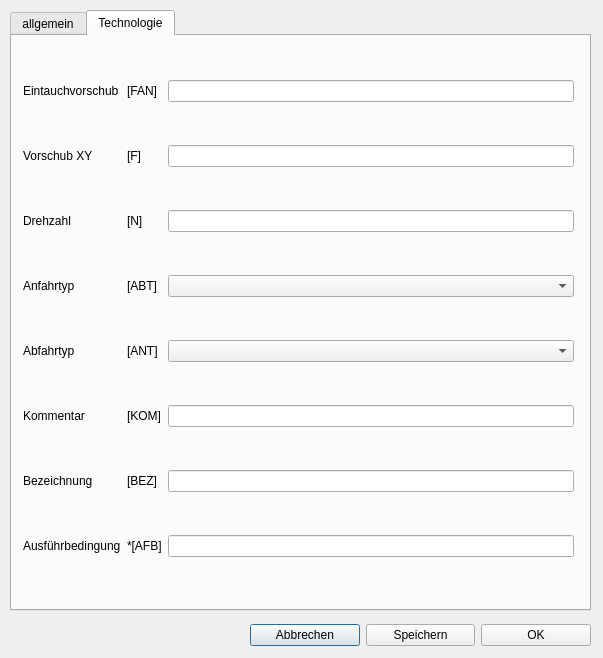
Above: Dialoge/dialog_fraeser_aufruf.ui from TischlerWilly/GCodeGenerator before the change. Below: the same form after it.
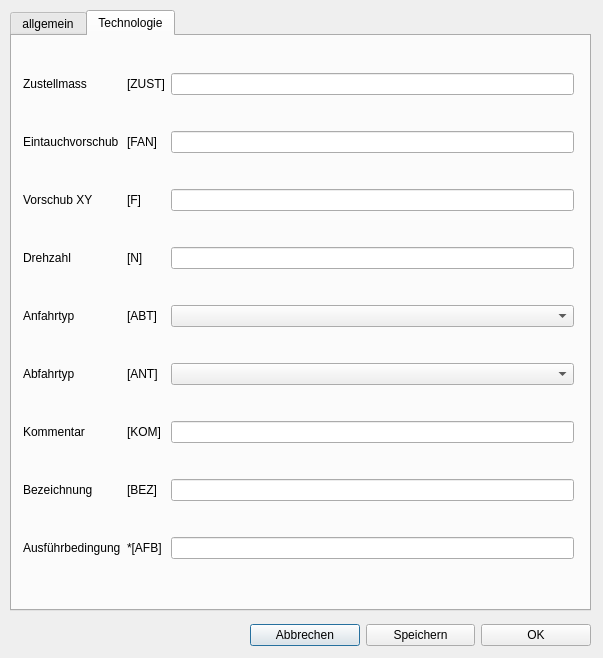
That is the form after the change. The open tabs and pages were chosen to show the change.

```diff
--- a/Dialoge/dialog_fraeser_aufruf.ui
+++ b/Dialoge/dialog_fraeser_aufruf.ui
@@ -188,142 +188,159 @@
       </rect>
      </property>
      <layout class="QGridLayout" name="gridLayout_2">
-      <item row="7" column="1">
+      <item row="5" column="0">
+       <widget class="QLabel" name="label_abftyp">
+        <property name="text">
+         <string>Abfahrtyp</string>
+        </property>
+       </widget>
+      </item>
+      <item row="8" column="1">
        <widget class="QLabel" name="label_ausfbed_var">
         <property name="text">
          <string>*[AFB]</string>
         </property>
        </widget>
       </item>
-      <item row="7" column="2">
+      <item row="8" column="2">
        <widget class="QLineEdit" name="lineEdit_ausfbed"/>
       </item>
-      <item row="6" column="0">
+      <item row="7" column="0">
        <widget class="QLabel" name="label_bezeichn">
         <property name="text">
          <string>Bezeichnung</string>
         </property>
        </widget>
       </item>
-      <item row="5" column="0">
+      <item row="6" column="0">
        <widget class="QLabel" name="label_komment">
         <property name="text">
          <string>Kommentar</string>
         </property>
        </widget>
       </item>
-      <item row="1" column="0">
+      <item row="2" column="0">
        <widget class="QLabel" name="label_vorschub">
         <property name="text">
          <string>Vorschub XY</string>
         </property>
        </widget>
       </item>
-      <item row="7" column="0">
+      <item row="8" column="0">
        <widget class="QLabel" name="label_ausfbed">
         <property name="text">
          <string>Ausführbedingung</string>
         </property>
        </widget>
       </item>
-      <item row="6" column="2">
+      <item row="7" column="2">
        <widget class="QLineEdit" name="lineEdit_bezeichn"/>
       </item>
-      <item row="2" column="0">
+      <item row="3" column="0">
        <widget class="QLabel" name="label_drehzahl">
         <property name="text">
          <string>Drehzahl</string>
         </property>
        </widget>
       </item>
-      <item row="5" column="1">
+      <item row="6" column="1">
        <widget class="QLabel" name="label_komment_var">
         <property name="text">
          <string>[KOM]</string>
         </property>
        </widget>
       </item>
-      <item row="6" column="1">
+      <item row="7" column="1">
        <widget class="QLabel" name="label_bezeichn_var">
         <property name="text">
          <string>[BEZ]</string>
         </property>
        </widget>
       </item>
-      <item row="5" column="2">
+      <item row="6" column="2">
        <widget class="QLineEdit" name="lineEdit_komment"/>
       </item>
-      <item row="3" column="0">
+      <item row="4" column="0">
        <widget class="QLabel" name="label_anftyp">
         <property name="text">
          <string>Anfahrtyp</string>
         </property>
        </widget>
       </item>
-      <item row="4" column="0">
-       <widget class="QLabel" name="label_abftyp">
-        <property name="text">
-         <string>Abfahrtyp</string>
-        </property>
-       </widget>
-      </item>
-      <item row="0" column="0">
+      <item row="1" column="0">
        <widget class="QLabel" name="label_eintvors">
         <property name="text">
          <string>Eintauchvorschub</string>
         </property>
        </widget>
       </item>
-      <item row="4" column="1">
+      <item row="5" column="1">
        <widget class="QLabel" name="label_abftyp_var">
         <property name="text">
          <string>[ANT]</string>
         </property>
        </widget>
       </item>
-      <item row="3" column="1">
+      <item row="4" column="1">
        <widget class="QLabel" name="label_anftyp_var">
         <property name="text">
          <string>[ABT]</string>
         </property>
        </widget>
       </item>
-      <item row="2" column="1">
+      <item row="3" column="1">
        <widget class="QLabel" name="label_drehzahl_var">
         <property name="text">
          <string>[N]</string>
         </property>
        </widget>
       </item>
-      <item row="1" column="1">
+      <item row="2" column="1">
        <widget class="QLabel" name="label_vorschub_var">
         <property name="text">
          <string>[F]</string>
         </property>
        </widget>
       </item>
-      <item row="0" column="1">
+      <item row="1" column="1">
        <widget class="QLabel" name="label_eintvors_var">
         <property name="text">
          <string>[FAN]</string>
         </property>
        </widget>
       </item>
-      <item row="0" column="2">
-       <widget class="QLineEdit" name="lineEdit_eintvors"/>
-      </item>
       <item row="1" column="2">
-       <widget class="QLineEdit" name="lineEdit_vorschub"/>
+       <widget class="QLineEdit" name="lineEdit_eintvors"/>
       </item>
       <item row="2" column="2">
-       <widget class="QLineEdit" name="lineEdit_drehzahl"/>
+       <widget class="QLineEdit" name="lineEdit_vorschub"/>
       </item>
       <item row="3" column="2">
-       <widget class="QComboBox" name="comboBox_anftyp"/>
+       <widget class="QLineEdit" name="lineEdit_drehzahl"/>
       </item>
       <item row="4" column="2">
+       <widget class="QComboBox" name="comboBox_anftyp"/>
+      </item>
+      <item row="5" column="2">
        <widget class="QComboBox" name="comboBox_abftyp"/>
       </item>
+      <item row="0" column="0">
+       <widget class="QLabel" name="label__zustellung">
+        <property name="text">
+         <string>Zustellmass</string>
+        </property>
+       </widget>
+      </item>
+      <item row="0" column="1">
+       <widget class="QLabel" name="label_zustellung_var">
+        <property name="text">
+         <string>[ZUST]</string>
+        </property>
+       </widget>
+      </item>
+      <item row="0" column="2">
+       <widget class="QLineEdit" name="lineEdit_zustellung"/>
+      </item>
      </layout>
     </widget>
    </widget>
```
Left out of the diff: 9 changed lines with no effect on the pictures.
